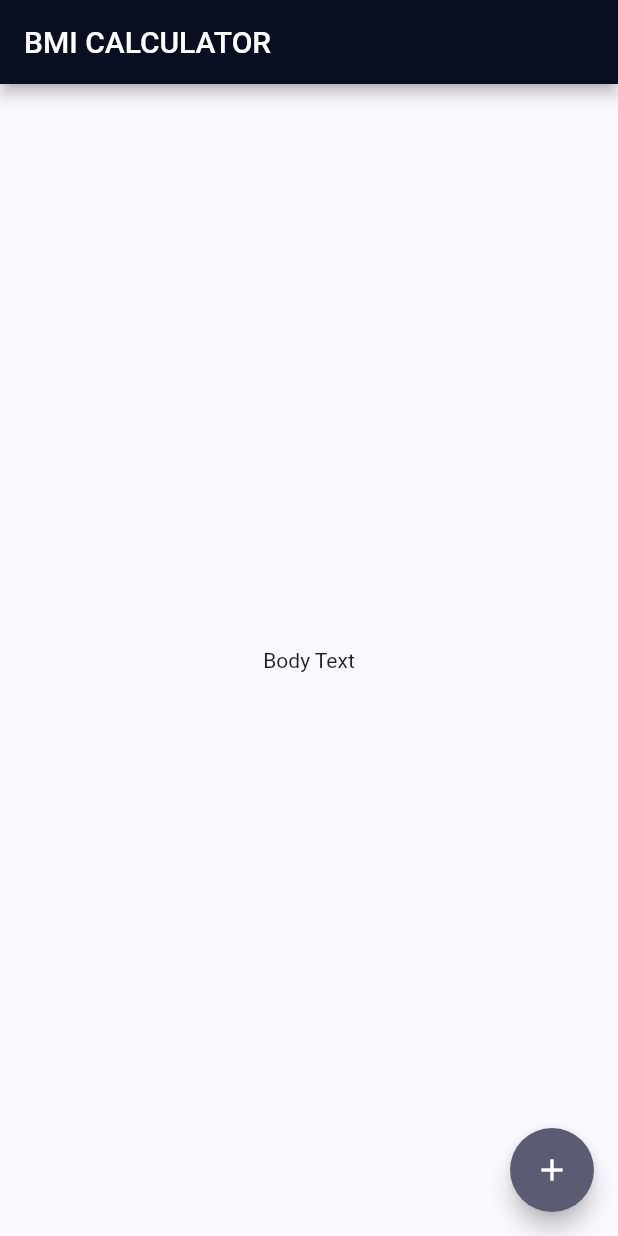
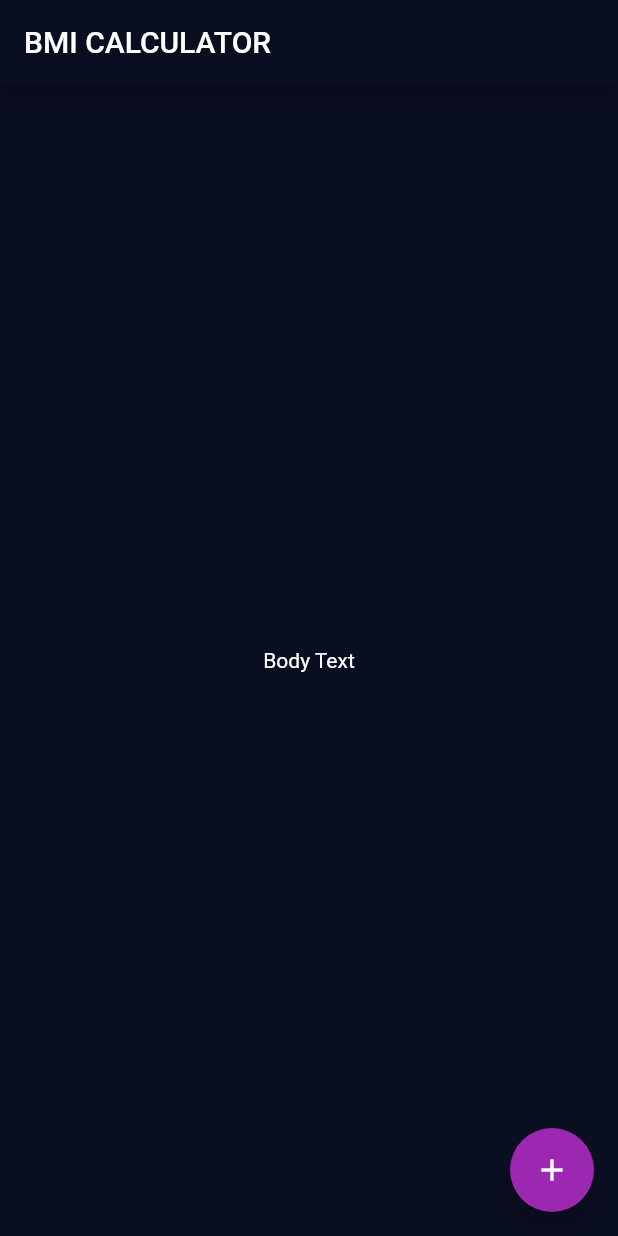
Before and after one commit to gTambo/flutter_tutorial_bmi_calculator, a Flutter app: the screen it shows after launch, on a phone screen of 412 x 824 dp. Run offline on Flutter 3.47's test engine with Material 2 defaults, Android fonts, the phone set to English and light mode, and no system bars.

Commit message:
alternate colors for theme

```diff
--- a/lib/main.dart
+++ b/lib/main.dart
@@ -6,14 +6,18 @@ class BMICalculator extends StatelessWidget {
   @override
   Widget build(BuildContext context) {
     return MaterialApp(
-      theme: ThemeData.from(
-        // primaryColor: Color(0xFF0A0E21),
-        colorScheme: ColorScheme.fromSeed(
-          seedColor: Color(0xFF0A0E21),
+      theme: ThemeData(
+        scaffoldBackgroundColor: Color(0xFF0A0E21),
+        colorScheme: ColorScheme.fromSwatch().copyWith(
+          // seedColor: Color(0xFF0A0E21),
           primary: Color(0xFF0A0E21),
-          background: Color(0xFF0A0E21),
-          onBackground: Colors.white,
-          onPrimary: Colors.white,
+          secondary: Colors.purple,
+          // background: Color(0xFF0A0E21),
+        ),
+        textTheme: const TextTheme(
+          bodyMedium: TextStyle(
+            color: Color(0xFFFFFFFF),
+          ),
         ),
         // appBarTheme: AppBarTheme(color: Colors.red),
       ),
```
